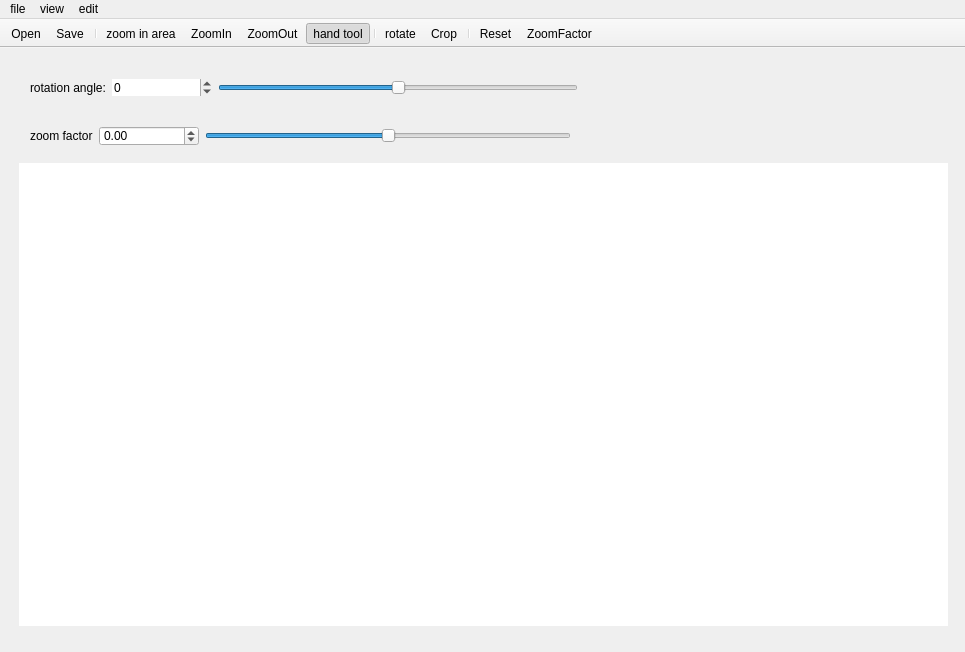
Qt form ImageViewer/mainwindow.ui (HazemSamir/QImageViewer) before a commit.
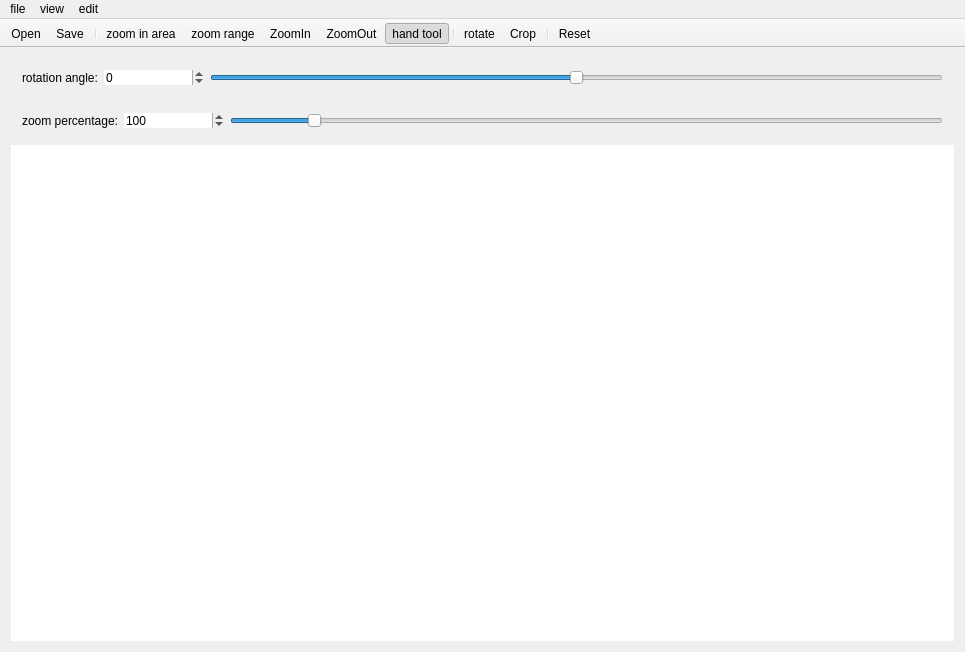
The same form after that commit. Icons and pictures are not drawn.

Commit message: fix zoom range

Patch:
```diff
--- a/ImageViewer/mainwindow.ui
+++ b/ImageViewer/mainwindow.ui
@@ -21,15 +21,8 @@
    <string notr="true"/>
   </property>
   <widget class="QWidget" name="centralWidget">
-   <widget class="QWidget" name="">
-    <property name="geometry">
-     <rect>
-      <x>8</x>
-      <y>8</y>
-      <width>951</width>
-      <height>581</height>
-     </rect>
-    </property>
+   <layout class="QVBoxLayout" name="verticalLayout_2">
+    <item>
     <layout class="QVBoxLayout" name="verticalLayout">
      <item>
       <widget class="QWidget" name="rotationWidget" native="true">
@@ -91,19 +84,6 @@
           </property>
          </widget>
         </item>
-        <item>
-         <spacer name="horizontalSpacer">
-          <property name="orientation">
-           <enum>Qt::Horizontal</enum>
-          </property>
-          <property name="sizeHint" stdset="0">
-           <size>
-            <width>15</width>
-            <height>20</height>
-           </size>
-          </property>
-         </spacer>
-        </item>
        </layout>
       </widget>
      </item>
@@ -113,51 +93,68 @@
         <item>
          <widget class="QLabel" name="zoomLabel">
           <property name="text">
-           <string>zoom factor</string>
+            <string>zoom percentage:</string>
           </property>
          </widget>
         </item>
         <item>
-         <widget class="QDoubleSpinBox" name="factorSpinBox">
+          <widget class="QSpinBox" name="zoomSpinBox">
           <property name="minimumSize">
            <size>
             <width>100</width>
             <height>10</height>
            </size>
           </property>
-          <property name="minimum">
-           <double>-10.000000000000000</double>
-          </property>
-          <property name="maximum">
-           <double>10.000000000000000</double>
-          </property>
-         </widget>
-        </item>
-        <item>
-         <widget class="QSlider" name="zoomSlider">
+           <property name="baseSize">
+            <size>
+             <width>100</width>
+             <height>0</height>
+            </size>
+           </property>
+           <property name="frame">
+            <bool>false</bool>
+           </property>
+           <property name="buttonSymbols">
+            <enum>QAbstractSpinBox::UpDownArrows</enum>
+           </property>
+           <property name="specialValueText">
+            <string notr="true"/>
+           </property>
+           <property name="suffix">
+            <string notr="true"/>
+           </property>
+           <property name="prefix">
+            <string notr="true"/>
+           </property>
           <property name="minimum">
-           <number>-10</number>
+            <number>1</number>
           </property>
           <property name="maximum">
+            <number>2000000</number>
+           </property>
+           <property name="singleStep">
            <number>10</number>
           </property>
-          <property name="orientation">
-           <enum>Qt::Horizontal</enum>
+           <property name="value">
+            <number>100</number>
           </property>
          </widget>
         </item>
         <item>
-         <spacer name="horizontalSpacer_2">
+          <widget class="QSlider" name="zoomHSlider">
+           <property name="minimum">
+            <number>1</number>
+           </property>
+           <property name="maximum">
+            <number>900</number>
+           </property>
+           <property name="value">
+            <number>100</number>
+           </property>
           <property name="orientation">
            <enum>Qt::Horizontal</enum>
           </property>
-          <property name="sizeHint" stdset="0">
-           <size>
-            <width>15</width>
-            <height>20</height>
-           </size>
-          </property>
-         </spacer>
+          </widget>
         </item>
        </layout>
       </widget>
@@ -194,7 +191,8 @@
       </widget>
      </item>
     </layout>
-   </widget>
+    </item>
+   </layout>
   </widget>
   <widget class="QToolBar" name="toolBar">
    <property name="sizePolicy">
@@ -246,6 +244,7 @@
    <addaction name="actionSave"/>
    <addaction name="separator"/>
    <addaction name="actionZoomInArea"/>
+   <addaction name="actionZoomFactor"/>
    <addaction name="actionZoomIn"/>
    <addaction name="actionZoomOut"/>
    <addaction name="actionHandTool"/>
@@ -254,7 +253,6 @@
    <addaction name="actionCrop"/>
    <addaction name="separator"/>
    <addaction name="actionReset"/>
-   <addaction name="actionZoomFactor"/>
   </widget>
   <widget class="QMenuBar" name="menuBar">
    <property name="geometry">
@@ -455,7 +453,7 @@
      <normaloff>:/icons/icons/ImageViewer.png</normaloff>:/icons/icons/ImageViewer.png</iconset>
    </property>
    <property name="text">
-    <string>ZoomFactor</string>
+    <string>zoom range</string>
    </property>
    <property name="shortcut">
     <string>Ctrl+F</string>
```
Left out of the diff: 14 changed lines with no effect on the pictures. Lines whose indentation alone changed are shown as unchanged. The commit also changes 6 other files.
